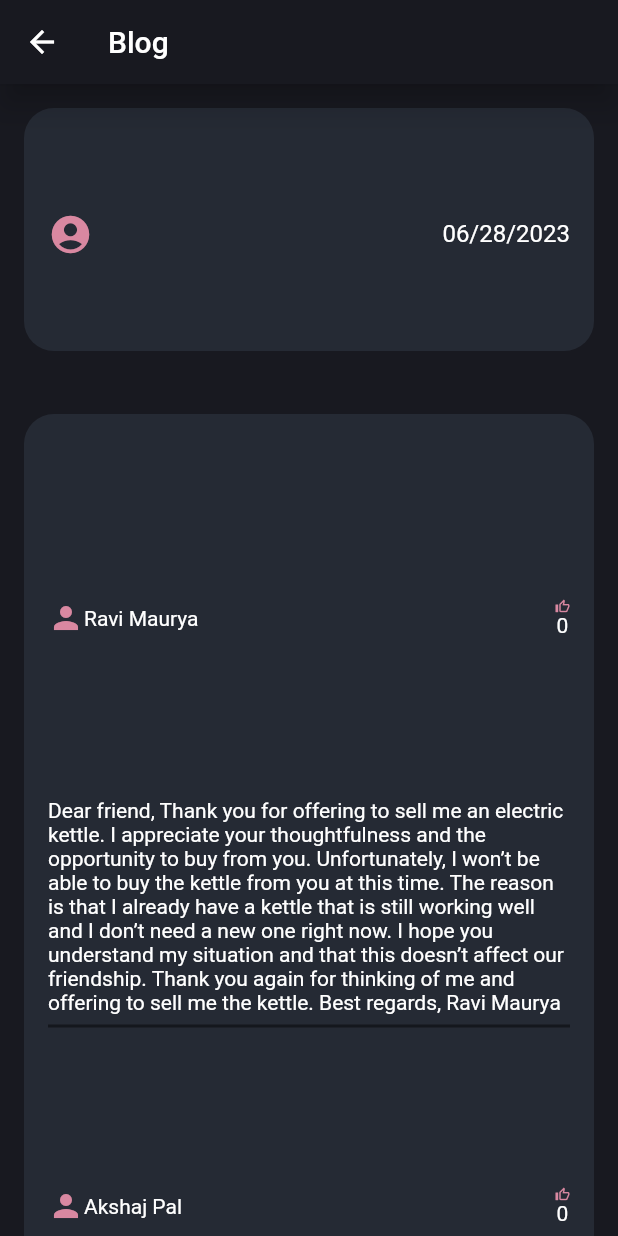
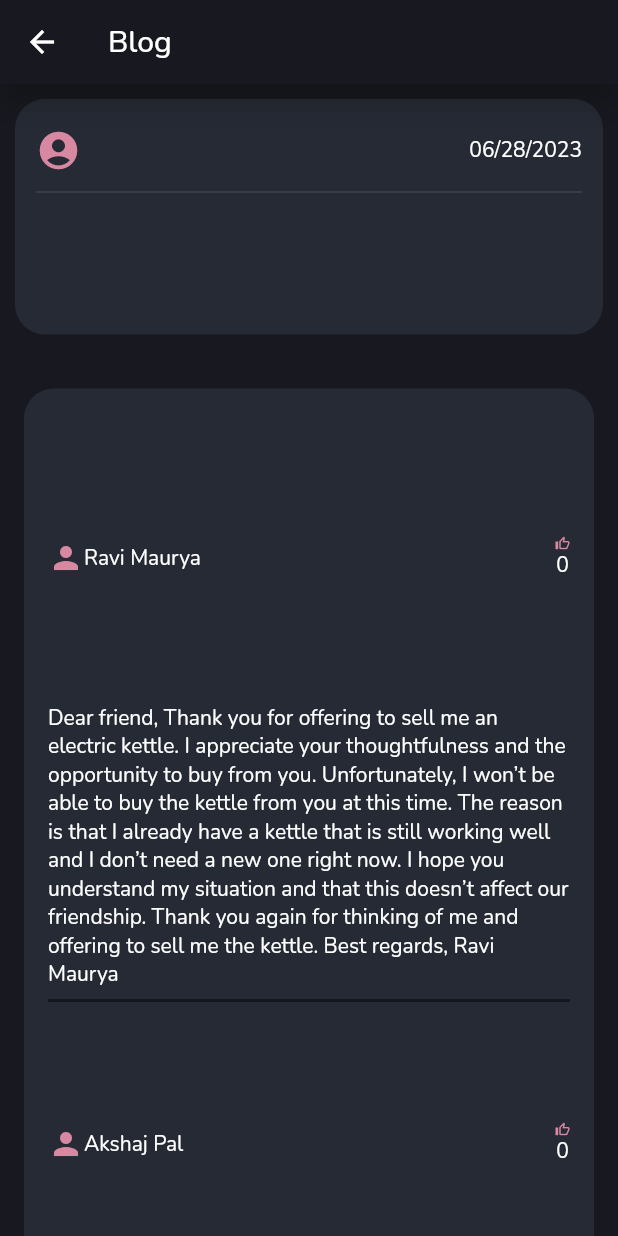
Before and after one commit to Ravi-Maurya74/Savio, a Flutter app: the BlogScreen screen opened directly with empty values, on a phone screen of 412 x 824 dp. Run offline on Flutter 3.47's test engine with Material 2 defaults, Android fonts, the phone set to English and light mode, and no system bars; our stand-ins replace adaptive_dialog, firebase_auth, firebase_core, google_fonts, google_sign_in, loading_animation_widget and 1 more; accounts and stored records are empty.

Commit message:
added fonts and styling

```diff
--- a/lib/screens/blogscreen.dart
+++ b/lib/screens/blogscreen.dart
@@ -48,38 +48,61 @@ class _BlogScreenState extends State<BlogScreen> {
               child: Column(
                 children: [
                   Container(
-                    margin: const EdgeInsets.all(16),
-                    padding: EdgeInsets.all(16),
+                    margin: const EdgeInsets.all(10),
+                    padding: const EdgeInsets.all(14),
                     decoration: BoxDecoration(
-                        color: Color.fromRGBO(37, 42, 52, 1),
+                        color: const Color.fromRGBO(37, 42, 52, 1),
                         borderRadius: BorderRadius.circular(20)),
                     child: Column(
+                      crossAxisAlignment: CrossAxisAlignment.start,
                       children: [
-                        Text(widget.data['title'],
+                        ListTile(
+                          visualDensity:
+                              const VisualDensity(horizontal: -4, vertical: -4),
+                          contentPadding: EdgeInsets.zero,
+                          leading: const Icon(
+                            Icons.account_circle,
+                            size: 30,
+                          ),
+                          title: Text(
+                            "${widget.data['student']}",
                             style: Theme.of(context)
                                 .textTheme
+                                .titleMedium!
+                                .copyWith(fontWeight: FontWeight.bold),
+                          ),
+                          trailing: Text(outputDate,
+                              style: Theme.of(context)
+                                  .textTheme
+                                  .titleMedium!
+                                  .copyWith(
+                                      fontWeight: FontWeight.normal,
+                                      fontSize: 14)),
+                        ),
+                        const Divider(
+                          thickness: 0.9,
+                        ),
+                        Text(widget.data['title'],
+                            style: Theme.of(context) // 1
+                                .textTheme
                                 .headlineMedium!
-                                .copyWith(fontWeight: FontWeight.bold)),
-                        ListTile(
-                            contentPadding: EdgeInsets.zero,
-                            leading: const Icon(
-                              Icons.account_circle,
-                              size: 30,
-                            ),
-                            title: Text("${widget.data['student']}",
-                                style: Theme.of(context).textTheme.titleLarge),
-                            trailing: Text(outputDate,
-                                style:
-                                    Theme.of(context).textTheme.titleMedium)),
+                                .copyWith(
+                                    fontWeight: FontWeight.bold,
+                                    fontSize: 23,
+                                    color: Colors.white70)),
+                        const SizedBox(height: 10),
                         if ((widget.data['image_url'] as String).isNotEmpty)
                           Image(
                             image: NetworkImage(widget.data['image_url']),
                             fit: BoxFit.cover,
                           ),
-                        const SizedBox(height: 15),
+                        const SizedBox(height: 10),
                         Text(
                           '${widget.data['content']}',
-                          style: Theme.of(context).textTheme.titleMedium,
+                          style: Theme.of(context)
+                              .textTheme
+                              .bodyLarge!
+                              .copyWith(fontSize: 16),
                         ),
                       ],
                     ),
@@ -87,20 +110,20 @@ class _BlogScreenState extends State<BlogScreen> {
                   const SizedBox(height: 10),
                   Container(
                     margin: const EdgeInsets.all(16),
-                    padding: EdgeInsets.all(16),
+                    padding: const EdgeInsets.all(16),
                     decoration: BoxDecoration(
-                        color: Color.fromRGBO(37, 42, 52, 1),
+                        color: const Color.fromRGBO(37, 42, 52, 1),
                         borderRadius: BorderRadius.circular(20)),
                     child: ListView.builder(
                       shrinkWrap: true,
                       primary: false,
-                      physics: NeverScrollableScrollPhysics(),
+                      physics: const NeverScrollableScrollPhysics(),
                       itemBuilder: (context, index) {
                         bool tap = false;
 
                         return ConstrainedBox(
-                          constraints:
-                              BoxConstraints(maxHeight: 400, minHeight: 100),
+                          constraints: const BoxConstraints(
+                              maxHeight: 400, minHeight: 100),
                           child: Column(
                             mainAxisSize: MainAxisSize.min,
                             crossAxisAlignment: CrossAxisAlignment.start,
@@ -110,7 +133,7 @@ class _BlogScreenState extends State<BlogScreen> {
                                   children: [
                                     const Icon(Icons.person),
                                     Text('${comments[index]['student']}'),
-                                    Spacer(),
+                                    const Spacer(),
                                     Column(
                                       mainAxisSize: MainAxisSize.min,
                                       children: [
@@ -140,7 +163,7 @@ class _BlogScreenState extends State<BlogScreen> {
                                 '${comments[index]['comment']}',
                                 textAlign: TextAlign.left,
                               ),
-                              Divider(
+                              const Divider(
                                 thickness: 2,
                                 color: Colors.black45,
                               ),
--- a/lib/screens/scaffold_screen.dart
+++ b/lib/screens/scaffold_screen.dart
@@ -83,7 +83,7 @@ class _ScaffoldScreenState extends State<ScaffoldScreen> {
                 ),
                 BottomNavigationBarItem(
                   icon: Icon(Icons.favorite_rounded),
-                  label: 'Favorites',
+                  label: 'Wishlist',
                 ),
                 BottomNavigationBarItem(
                   icon: Icon(Icons.person_rounded),
--- a/lib/screens/your_savings_screen.dart
+++ b/lib/screens/your_savings_screen.dart
@@ -3,7 +3,6 @@ import 'package:exp_man/widgets/custom_appbar.dart';
 import 'package:exp_man/providers/student.dart';
 import 'package:provider/provider.dart';
 import 'package:syncfusion_flutter_charts/charts.dart';
-import 'package:syncfusion_flutter_charts/sparkcharts.dart';
 
 class SavingsScreen extends StatelessWidget {
   const SavingsScreen({super.key});
@@ -37,7 +36,7 @@ class SavingsScreen extends StatelessWidget {
             'Your monthly saving',
             style: Theme.of(context).textTheme.titleSmall,
           ),
-          Container(
+          SizedBox(
             height: 400,
             width: 400,
             child: student.savings < 0
--- a/lib/utilities/circular_icon_card.dart
+++ b/lib/utilities/circular_icon_card.dart
@@ -12,9 +12,7 @@ class CircularIconCard extends StatelessWidget {
   @override
   Widget build(BuildContext context) {
     Size size = MediaQuery.of(context).size;
-    return InkWell(
-      onTap: onPress,
-      child: Container(
+    return Container(
       margin: const EdgeInsets.only(left: 5, right: 5, bottom: 8, top: 8),
       width: size.width * 0.15,
       height: size.width * 0.15,
@@ -37,6 +35,8 @@ class CircularIconCard extends StatelessWidget {
           ),
         ],
       ),
+      child: InkWell(
+        onTap: onPress,
         child: Center(
           child: Icon(
             alertIcon,
--- a/lib/utilities/graph_generator.dart
+++ b/lib/utilities/graph_generator.dart
@@ -39,7 +39,7 @@ class _GraphGeneratorState extends State<GraphGenerator> {
   Widget build(BuildContext context) {
     Size size = MediaQuery.of(context).size;
     return Container(
-      margin: const EdgeInsets.only(left: 5, right: 5, bottom: 5, top: 8),
+      margin: const EdgeInsets.only(left: 5, right: 5, bottom: 0, top: 1),
       padding: const EdgeInsets.only(top: 6, right: 4, left: 2),
       width: double.infinity,
       height: size.width * 0.61,
@@ -71,7 +71,7 @@ class _GraphGeneratorState extends State<GraphGenerator> {
           series: <ChartSeries>[
             BarSeries<_ChartData, DateTime>(
               isVisibleInLegend: true,
-              color: Color.fromARGB(255, 5, 118, 138),
+              color: const Color.fromARGB(255, 1, 106, 124),
               dataSource: chartData,
               xValueMapper: (data, _) => data.date,
               yValueMapper: (data, _) => data.expense,
--- a/pubspec.yaml
+++ b/pubspec.yaml
@@ -45,6 +45,7 @@ dependencies:
   icons_launcher: ^2.1.2
   flutter_launcher_icons: ^0.13.1
   get: ^4.6.5
+  google_fonts: ^5.1.0
 
 flutter_launcher_icons:
   image_path: "assets/images/logo.png"
```
Also changed, not shown: lib/main.dart (+9 -39 lines), lib/screens/add_expense_screen.dart (+17 -5 lines), lib/screens/home_screen.dart (+2 -34 lines), lib/screens/wishlist_screen.dart (+26 -20 lines), lib/widgets/blog_card.dart (+14 -9 lines), lib/widgets/transaction_tile.dart (+9 -4 lines), pubspec.lock, 1 other file. Lines whose indentation alone changed are shown as unchanged.
